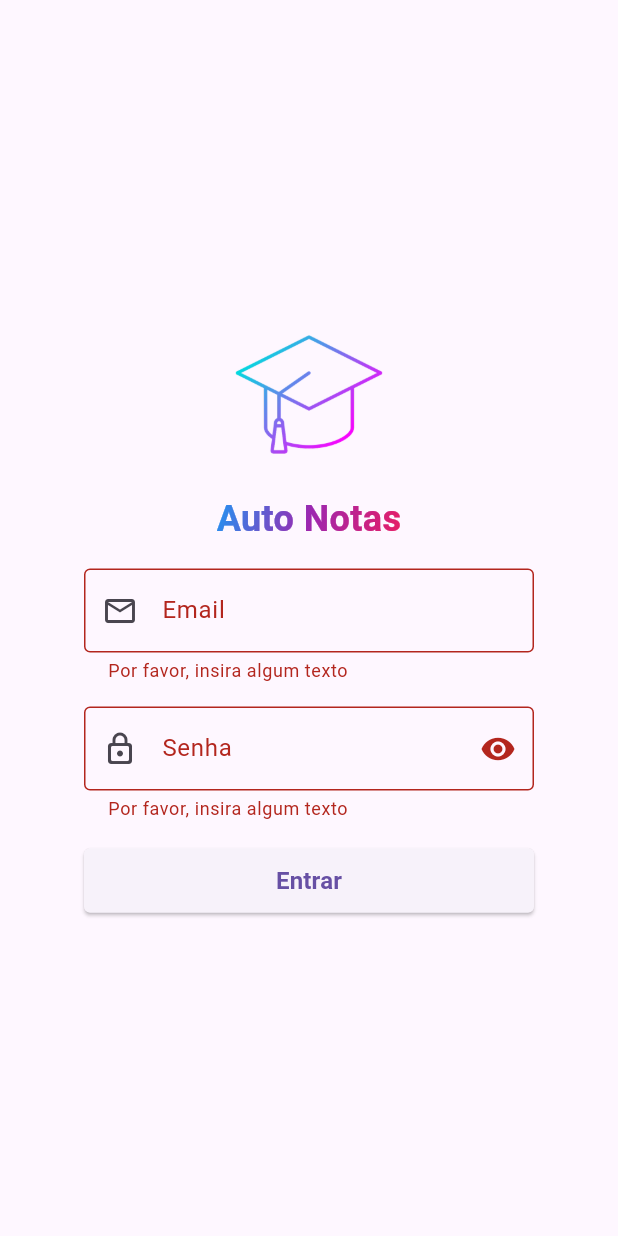
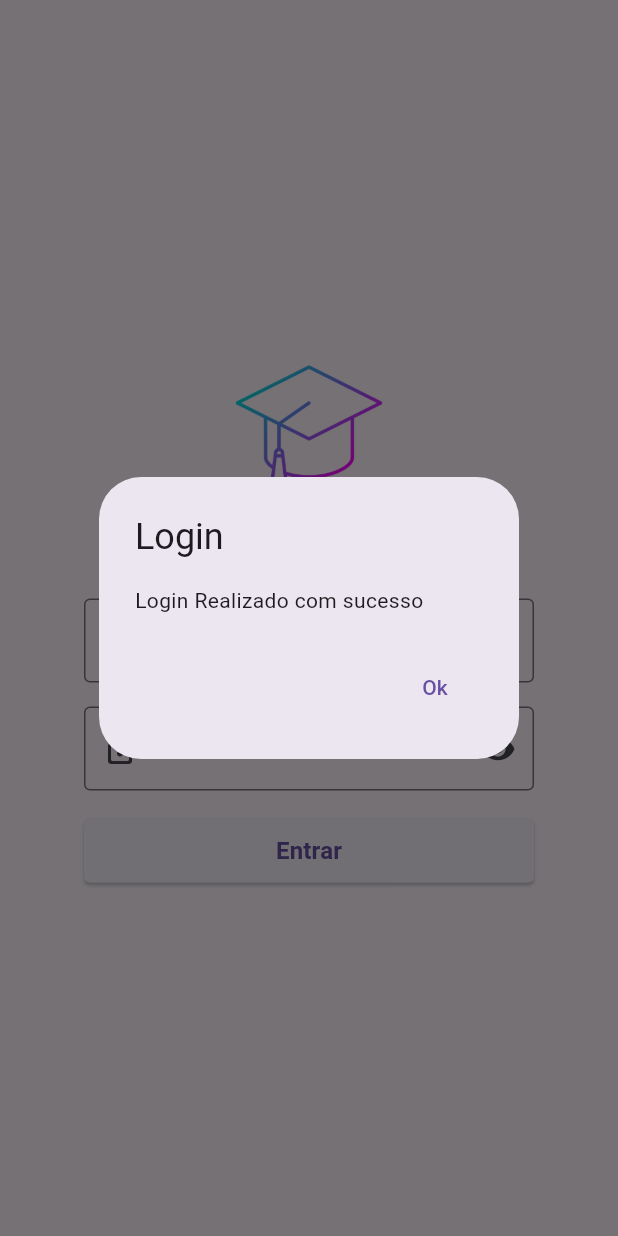
Before and after one commit to LucasChavesN/FlutterAtv, a Flutter app: the Login screen opened by its route, after a tap on "Entrar", on a phone screen of 412 x 824 dp. Run offline on Flutter 3.47's test engine with Material 3 defaults, Android fonts, the phone set to English and light mode, and no system bars.

Commit message:
Event listener

```diff
--- a/lib/login.dart
+++ b/lib/login.dart
@@ -91,6 +91,30 @@ class _FormContent extends StatefulWidget {
 class __FormContentState extends State<_FormContent> {
   bool _isPasswordVisible = false;
 
+  void janelaAlerta(BuildContext context) {
+    Widget okButton = TextButton(
+      child: Text("Ok"),
+      onPressed: () {
+        Navigator.pop(context);
+        Navigator.push(
+          context,
+          MaterialPageRoute(builder: (context) => Perfil()),
+        );
+      },
+    );
+    var alerta = AlertDialog(
+      actions: [okButton],
+      title: Text("Login"),
+      content: Text("Login Realizado com sucesso"),
+    );
+    showDialog(
+      context: context,
+      builder: (BuildContext context) {
+        return alerta;
+      },
+    );
+  }
+
   final GlobalKey<FormState> _formKey = GlobalKey<FormState>();
 
   @override
@@ -173,13 +197,7 @@ class __FormContentState extends State<_FormContent> {
                   ),
                 ),
                 onPressed: () {
-                  if (_formKey.currentState?.validate() ?? false) {
-                    // Se as credenciais estiverem corretas, navegue para a página de perfil
-                    Navigator.push(
-                      context,
-                      MaterialPageRoute(builder: (context) => Perfil()), // Aqui adicionamos a navegação para a página de perfil
-                    );
-                  }
+                  janelaAlerta(context);
                 },
               ),
             ),
--- a/lib/main.dart
+++ b/lib/main.dart
@@ -4,7 +4,7 @@ import 'board.dart';
 import 'perfil.dart';
 
 void main() {
-  runApp(MaterialApp(
+  runApp( MaterialApp(
     initialRoute: "/board",
     routes: {
       "/board": (context) => Board(),
```
